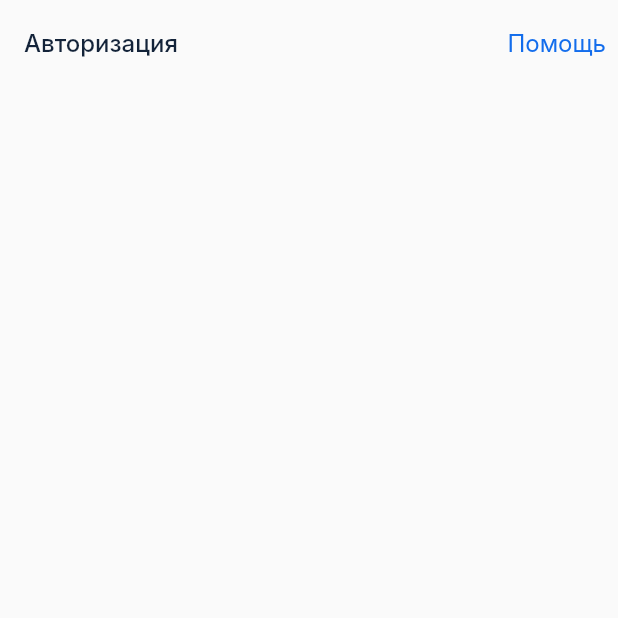
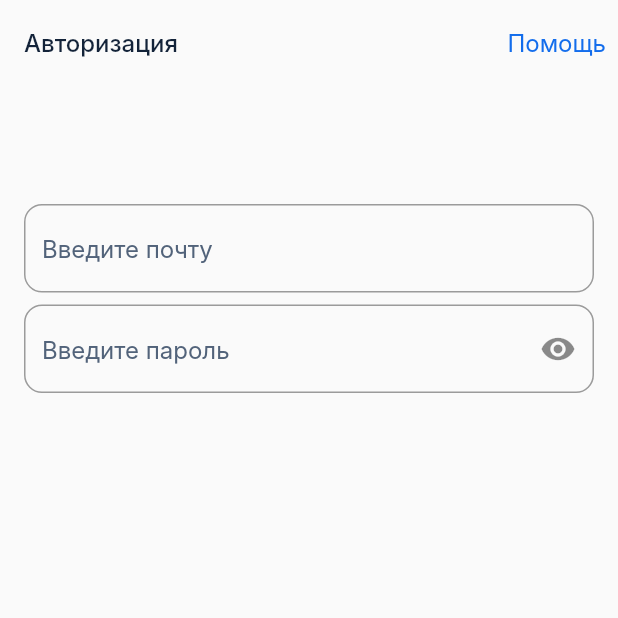
Before and after one commit to Nadia-ru/praktika_volsu, a Flutter app: the screen it shows after launch, on a phone screen of 412 x 824 dp, the top half of it. Run offline on Flutter 3.47's test engine with Material 2 defaults, Android fonts, the phone set to English and light mode, and no system bars; Roboto replaces fonts that are missing (Inter).

Commit message:
поле емейл

```diff
--- a/lib/main.dart
+++ b/lib/main.dart
@@ -1,6 +1,7 @@
 import 'package:flutter/material.dart';
 
 import 'widgets/auth_widget.dart';
+
 void main() {
   runApp(const MyApp());
 }
@@ -14,13 +15,11 @@ class MyApp extends StatelessWidget {
     return MaterialApp(
       title: 'Flutter Demo',
       theme: ThemeData(
+          fontFamily: "Inter",
+
           backgroundColor: const Color(0xFFF6F8FB),
-          appBarTheme: const AppBarTheme(
-
-              toolbarHeight: 56
-          )
-      ),
-      home:AuthWidget(),
+          appBarTheme: const AppBarTheme(toolbarHeight: 56)),
+      home: const AuthWidget(),
     );
   }
 }
--- a/lib/widgets/auth_widget.dart
+++ b/lib/widgets/auth_widget.dart
@@ -20,7 +20,7 @@ class _AuthWidgetState extends State<AuthWidget> {
               fontSize: 16,
               color: Color(0xFF132339),
               fontWeight: FontWeight.w500,
-                fontFamily: 'Inter'),
+            ),
           ),
           actions: [
             TextButton(
@@ -30,7 +30,7 @@ class _AuthWidgetState extends State<AuthWidget> {
                     fontSize: 16,
                     color: Color(0xFF136DEC),
                     fontWeight: FontWeight.w400,
-                      fontFamily: 'Inter')),
+                  )),
             ),
           ]),
       body: Padding(
@@ -40,10 +40,53 @@ class _AuthWidgetState extends State<AuthWidget> {
             const SizedBox(height: 80),
             Row(
               children: [],
-            )
+            ),
+            const _FormWidget(),
           ],
         ),
       ),
     );
   }
 }
+
+class _FormWidget extends StatefulWidget {
+  const _FormWidget({Key? key}) : super(key: key);
+
+  @override
+  State<_FormWidget> createState() => _FormWidgetStateEmail();
+}
+
+class _FormWidgetStateEmail extends State<_FormWidget> {
+  @override
+  Widget build(BuildContext context) {
+    const textStylePol = const TextStyle(
+        fontSize: 16, fontWeight: FontWeight.w400, color: Color(0xFF136DEC));
+    const textStyleStart = const TextStyle(
+        fontSize: 16, fontWeight: FontWeight.w400, color: Color(0xFF52637A));
+    return Column(
+      children: const [
+        TextField(
+          decoration: InputDecoration(
+              hintText: 'Введите почту',
+              hintStyle: textStyleStart,
+              border: OutlineInputBorder(
+                  borderRadius: BorderRadius.all(Radius.circular(12.0)),
+                  borderSide: BorderSide(color: Color(0xFFE3E7EC), width: 1.0))),
+        ),
+        SizedBox(height: 8,),
+        TextField(
+          decoration: InputDecoration(
+            hintText: 'Введите пароль',
+            hintStyle: textStyleStart,
+            suffixIcon: Icon(Icons.remove_red_eye_rounded),
+            border: OutlineInputBorder(
+                borderRadius: BorderRadius.all(Radius.circular(12.0)),
+                borderSide: BorderSide(color: Color(0xFFE3E7EC), width: 1.0),
+            ),
+
+          ),
+        ),
+      ],
+    );
+  }
+}
```
Lines whose indentation alone changed are shown as unchanged.
